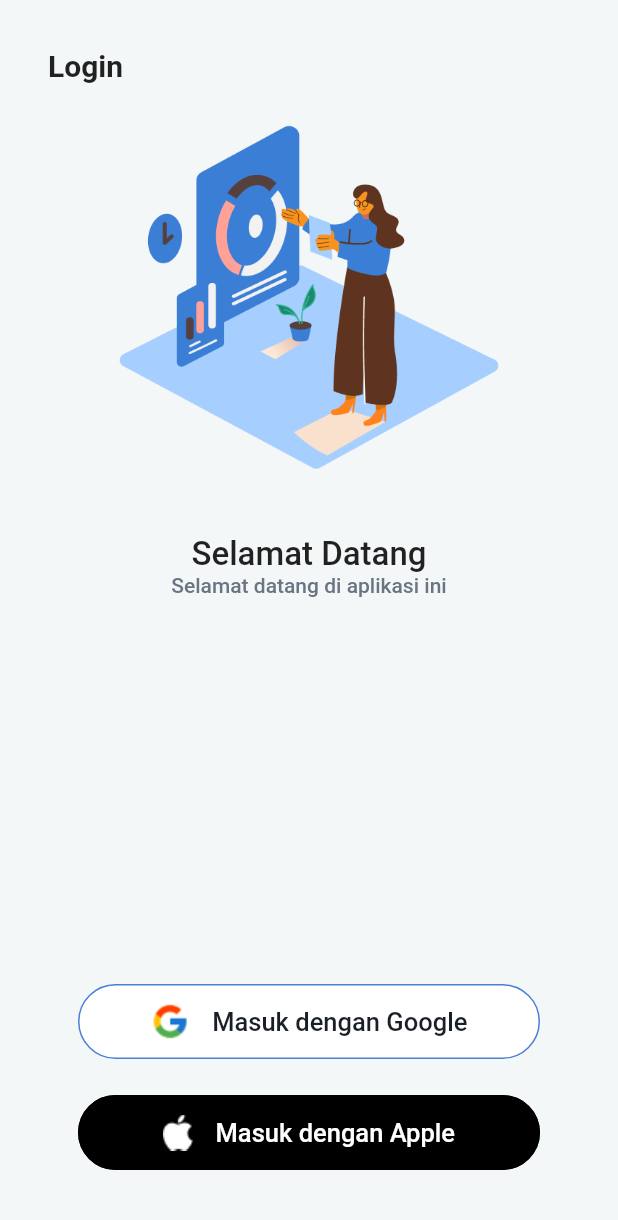
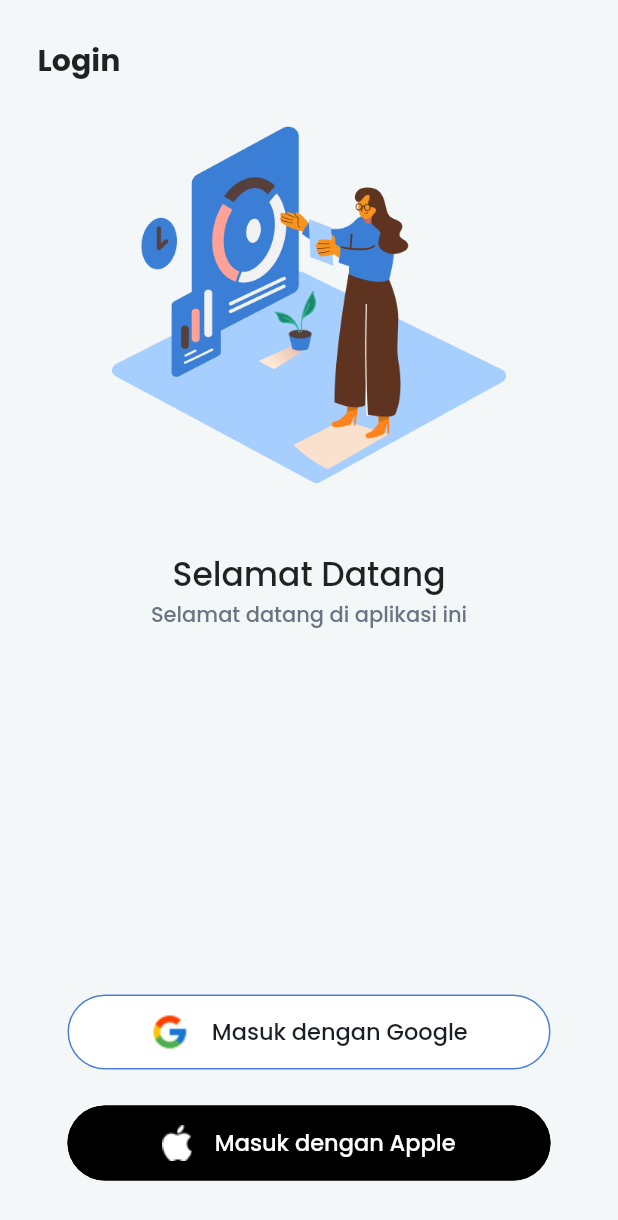
Before and after one commit to ramondharmawan/latihan-soal, a Flutter app: the screen it shows after launch, on a phone screen of 412 x 824 dp. Shown: the top 1220 px of the screen. Run offline on Flutter 3.47's test engine with Material 2 defaults, Android fonts, the light colour scheme and no system bars; our stand-ins replace google_fonts.

Commit message:
Editing color and  fonts login page,register page

```diff
--- a/lib/main.dart
+++ b/lib/main.dart
@@ -1,4 +1,5 @@
 import 'package:flutter/material.dart';
+import 'package:google_fonts/google_fonts.dart';
 import 'package:soalatihan/view/login_page.dart';
 import 'package:soalatihan/view/main_page.dart';
 import 'package:soalatihan/view/register_page.dart';
@@ -17,6 +18,8 @@ class MyApp extends StatelessWidget {
     return MaterialApp(
       title: 'Flutter Demo',
       theme: ThemeData(
+        //dibawah ini penggunaan google fonts secara global dengan fonts tertentu eg. poppins
+        textTheme: GoogleFonts.poppinsTextTheme(),
         // This is the theme of your application.
         //
         // Try running your application with "flutter run". You'll see the
--- a/lib/view/login_page.dart
+++ b/lib/view/login_page.dart
@@ -1,6 +1,7 @@
 //import 'dart:ui';
 
 import 'package:flutter/material.dart';
+import 'package:google_fonts/google_fonts.dart';
 import 'package:soalatihan/constants/r.dart';
 import 'package:soalatihan/view/register_page.dart';
 
@@ -16,9 +17,9 @@ class _LoginPageState extends State<LoginPage> {
   @override
   Widget build(BuildContext context) {
     return Scaffold(
-        backgroundColor: R.colors.grey,
+        backgroundColor: Color(0xfff3f7f8),
         body: Padding(
-          padding: const EdgeInsets.all(32.0),
+          padding: const EdgeInsets.all(25.0),
           child: Column(
             children: [
               Align(
@@ -46,7 +47,7 @@ class _LoginPageState extends State<LoginPage> {
               ),
               Text(
                 R.strings.loginDescripton,
-                style: TextStyle(
+                style: GoogleFonts.poppins().copyWith(
                   fontSize: 14,
                   fontWeight: FontWeight.w500,
                   color: R.colors.greySubtitle,
@@ -65,7 +66,7 @@ class _LoginPageState extends State<LoginPage> {
                     Text(
                       R.strings.loginWithGoogle,
                       style: TextStyle(
-                        fontSize: 17,
+                        fontSize: 15,
                         fontWeight: FontWeight.w500,
                         color: R.colors.blackLogin,
                       ),
@@ -87,7 +88,7 @@ class _LoginPageState extends State<LoginPage> {
                     Text(
                       R.strings.loginWithApple,
                       style: const TextStyle(
-                        fontSize: 17,
+                        fontSize: 15,
                         fontWeight: FontWeight.w500,
                         color: Colors.white,
                       ),
--- a/lib/view/main/latihan_soal/home_page.dart
+++ b/lib/view/main/latihan_soal/home_page.dart
@@ -13,7 +13,7 @@ class _HomePageState extends State<HomePage> {
   @override
   Widget build(BuildContext context) {
     return Scaffold(
-      appBar: AppBar(),
+      // appBar: AppBar(),
       body: Column(
         children: [
           Text("Home"),
--- a/pubspec.yaml
+++ b/pubspec.yaml
@@ -36,6 +36,8 @@ dependencies:
   # The following adds the Cupertino Icons font to your application.
   # Use with the CupertinoIcons class for iOS style icons.
   cupertino_icons: ^1.0.2
+  google_fonts: ^3.0.1
+  shared_preferences: ^2.0.15
 
 dev_dependencies:
   flutter_test:
```
Also changed, not shown: lib/view/register_page.dart (+7 -0 lines), pubspec.lock, 7 other files.
